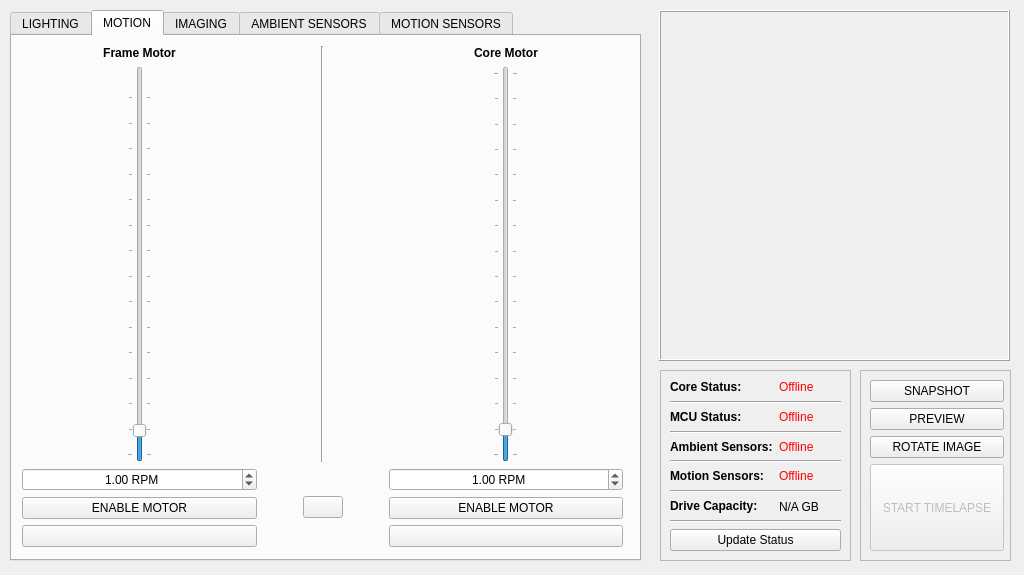
This is _ui/Clinostat.ui in CoCl-Jerry/SciSpin_Max_Dev as Qt 5 draws it before an edit. The edited form follows.
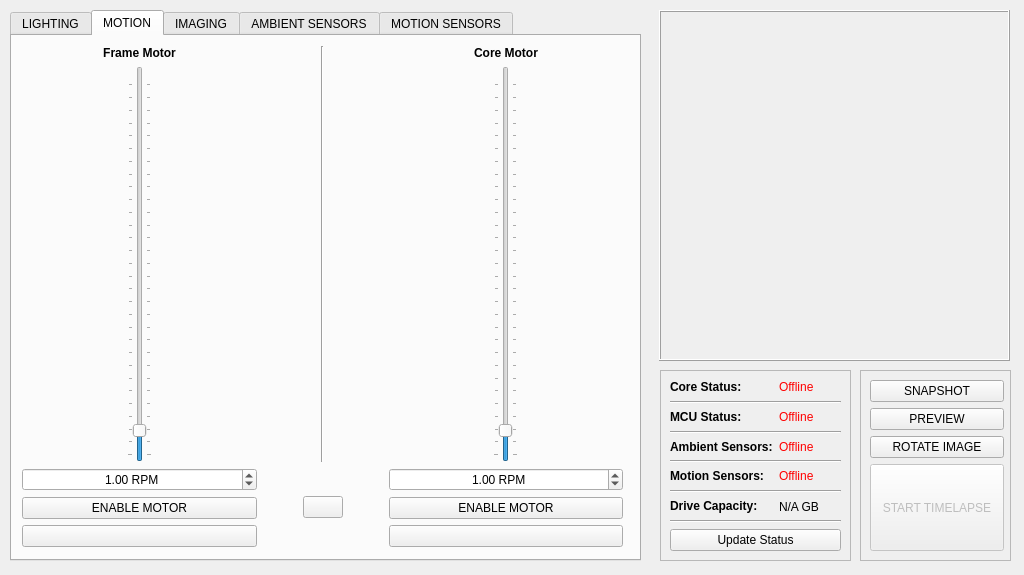
This is the edited form. Icons and pictures are not drawn. Custom widgets are drawn as their Qt base class.

The edit to the form file:
```diff
--- a/_ui/Clinostat.ui
+++ b/_ui/Clinostat.ui
@@ -713,14 +713,14 @@
           <enum>QSlider::TicksBothSides</enum>
          </property>
          <property name="tickInterval">
-          <number>100</number>
+          <number>50</number>
          </property>
         </widget>
        </item>
        <item row="1" column="4" alignment="Qt::AlignHCenter">
         <widget class="QSlider" name="motion_core_motor_value_verticalSlider">
          <property name="minimum">
-          <number>1</number>
+          <number>5</number>
          </property>
          <property name="maximum">
           <number>1500</number>
@@ -747,7 +747,7 @@
           <enum>QSlider::TicksBothSides</enum>
          </property>
          <property name="tickInterval">
-          <number>100</number>
+          <number>50</number>
          </property>
         </widget>
        </item>
```
